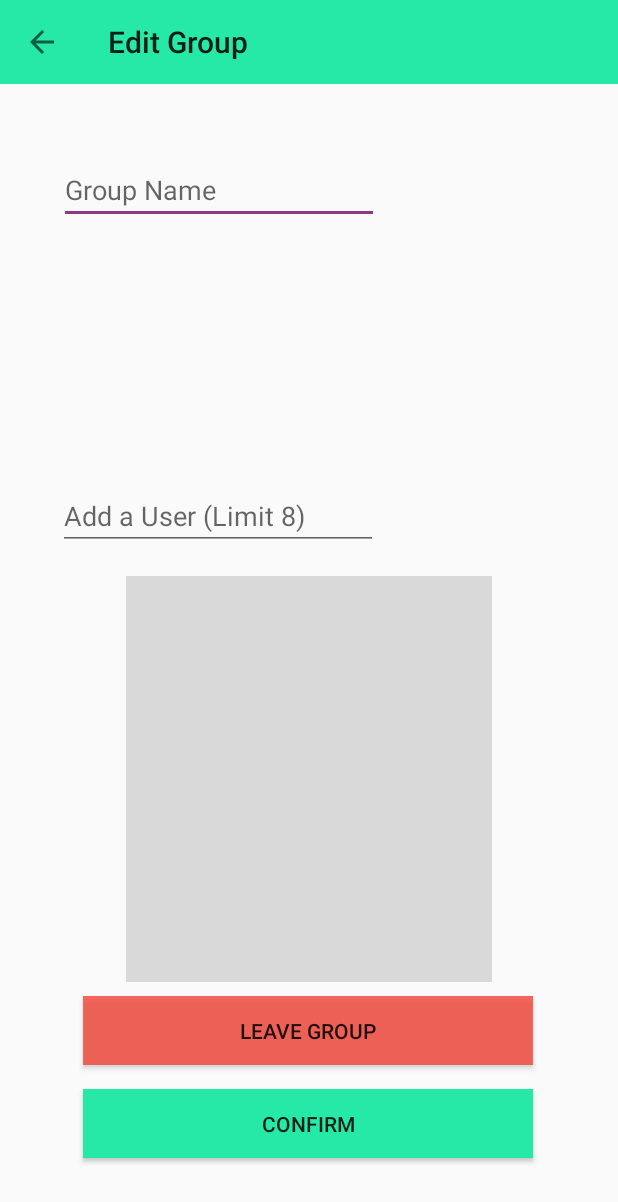
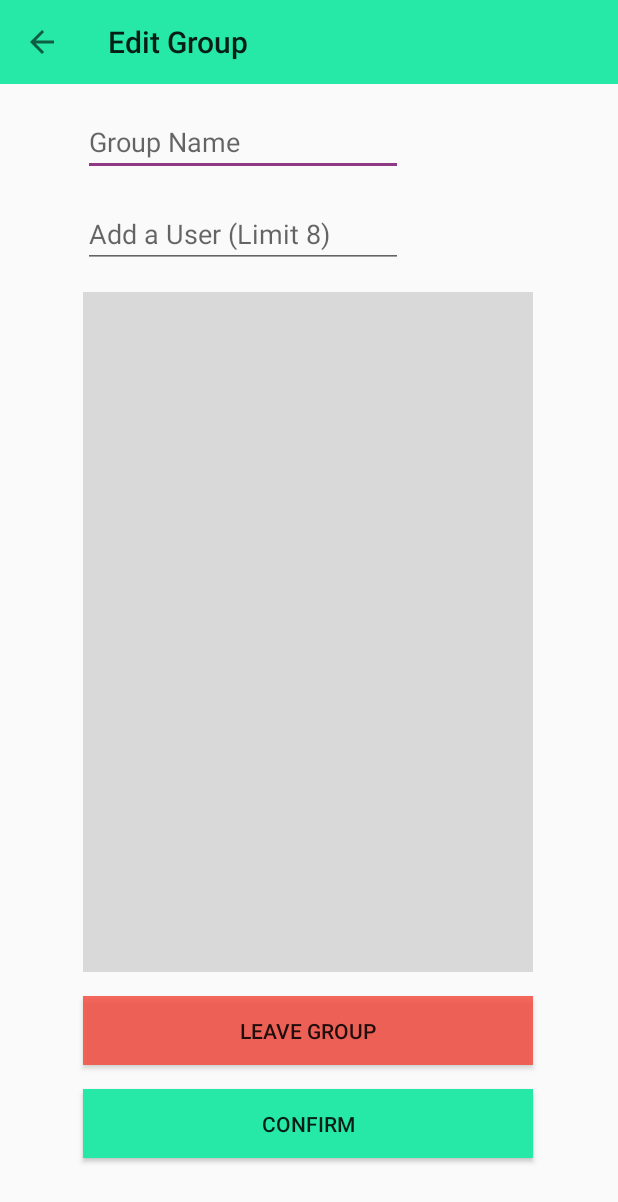
Before and after one commit to jhu-cs-uima-sp19/WeTask, an Android app: the GroupSettings screen opened directly, with no data from a screen before it, on a phone screen of 412 x 824 dp. Shown: the top 1202 px of the screen. Run offline under Robolectric (Android 15) with nearby library versions, the phone set to English and light mode, and no system bars; our stand-ins replace Firebase (no records; nobody signed in at launch, a user with empty details on screens opened directly); libraries missing offline, so code that uses them is left out: java.security.acl; 2 statements that could not run were skipped.

Commit message:
fixed small bug with last commit (whoops), grayed out tasks in archive (while fixing other bug), aligned items in edit group layout

```diff
--- a/app/src/main/java/com/example/wetask/MainActivity.java
+++ b/app/src/main/java/com/example/wetask/MainActivity.java
@@ -433,6 +433,7 @@ public class MainActivity extends AppCompatActivity  implements NavigationView.O
             @Override
             public void onDataChange(@NonNull DataSnapshot dataSnapshot) {
                 TaskItem task = dataSnapshot.child(taskId).getValue(TaskItem.class);
+                task.complete();
                 if(task != null){
                     archiveTasks.add(task);
                     archiveTaskAdapter.notifyDataSetChanged();
--- a/app/src/main/res/layout/activity_group_settings.xml
+++ b/app/src/main/res/layout/activity_group_settings.xml
@@ -44,43 +44,36 @@
         android:id="@+id/edit_group_name"
         android:layout_width="wrap_content"
         android:layout_height="wrap_content"
-        android:layout_marginStart="32dp"
-        android:layout_marginTop="48dp"
+        android:layout_marginTop="16dp"
         android:ems="10"
         android:hint="@string/edit_group_name"
         android:inputType="textPersonName"
-        app:layout_constraintEnd_toEndOf="parent"
-        app:layout_constraintHorizontal_bias="0.042"
-        app:layout_constraintStart_toStartOf="parent"
+        app:layout_constraintStart_toStartOf="@+id/confirm_group"
         app:layout_constraintTop_toBottomOf="@+id/toolbar" />
 
     <AutoCompleteTextView
         android:id="@+id/add_user"
         android:layout_width="wrap_content"
         android:layout_height="wrap_content"
+        android:layout_marginTop="16dp"
+        android:completionThreshold="1"
         android:ems="10"
         android:hint="@string/add_user"
         android:inputType="textPersonName"
-        android:completionThreshold="1"
-        app:layout_constraintBottom_toTopOf="@+id/confirm_group"
-        app:layout_constraintEnd_toEndOf="parent"
-        app:layout_constraintHorizontal_bias="0.196"
-        app:layout_constraintStart_toStartOf="parent"
-        app:layout_constraintTop_toBottomOf="@+id/edit_group_name"
-        app:layout_constraintVertical_bias="0.324" />
+        app:layout_constraintStart_toStartOf="@+id/confirm_group"
+        app:layout_constraintTop_toBottomOf="@+id/edit_group_name" />
 
     <ListView
         android:id="@+id/user_list"
-        android:background="#d9d9d9"
         android:layout_width="0dp"
         android:layout_height="0dp"
-        android:layout_marginStart="84dp"
-        android:layout_marginTop="17dp"
-        android:layout_marginEnd="84dp"
-        android:layout_marginBottom="9dp"
+        android:layout_marginTop="16dp"
+        android:layout_marginBottom="16dp"
+        android:background="#d9d9d9"
         app:layout_constraintBottom_toTopOf="@+id/leave_group"
-        app:layout_constraintEnd_toEndOf="parent"
-        app:layout_constraintStart_toStartOf="parent"
+        app:layout_constraintEnd_toEndOf="@+id/leave_group"
+        app:layout_constraintHorizontal_bias="0.0"
+        app:layout_constraintStart_toStartOf="@+id/leave_group"
         app:layout_constraintTop_toBottomOf="@+id/add_user" />
 
 </androidx.constraintlayout.widget.ConstraintLayout>
--- a/app/src/main/res/values/colors.xml
+++ b/app/src/main/res/values/colors.xml
@@ -3,6 +3,8 @@
     <color name="colorPrimary">#26E8A7</color>
     <color name="colorPrimaryDark">#00574B</color>
     <color name="colorAccent">#8F3985</color>
+<!--    <color name="cardBackgroundColor">#ff8af1</color>-->
     <color name="cardBackgroundColor">#c168b5</color>
     <color name="colorDanger">#C9F44336</color>
+    <color name="colorArchive">#b39aaf</color>
 </resources>
```
Also changed, not shown: app/src/main/java/com/example/wetask/TaskHolder.java (+8 -0 lines), app/src/main/res/layout/activity_add_group.xml (deleted, +0 -57 lines).
